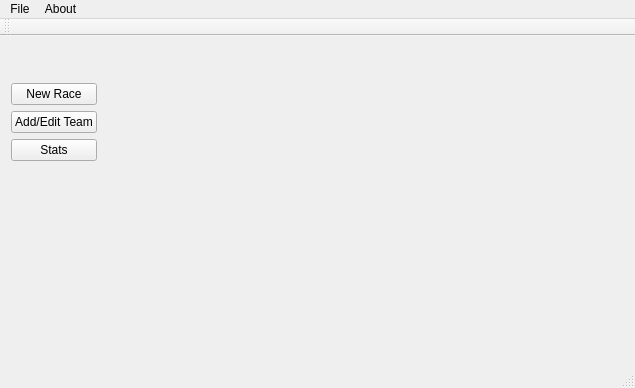
This is Software/WindowAdmin.ui in martro/RoboDriftSensors as Qt 5 draws it before an edit. The edited form follows.
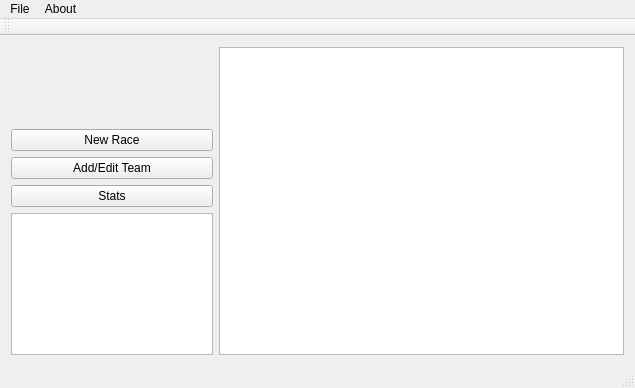
This is the edited form.

The edit to the form file:
```diff
--- a/Software/WindowAdmin.ui
+++ b/Software/WindowAdmin.ui
@@ -16,7 +16,7 @@
   <widget class="QWidget" name="centralWidget">
    <layout class="QHBoxLayout" name="horizontalLayout_2" stretch="1,2">
     <property name="sizeConstraint">
-     <enum>QLayout::SetFixedSize</enum>
+     <enum>QLayout::SetMaximumSize</enum>
     </property>
     <item>
      <layout class="QVBoxLayout" name="verticalLayoutMenu" stretch="1,3">
@@ -59,12 +59,19 @@
           </property>
          </spacer>
         </item>
+        <item>
+         <widget class="QTextBrowser" name="textBrowser"/>
+        </item>
        </layout>
       </item>
      </layout>
     </item>
     <item>
-     <layout class="QGridLayout" name="CurrentWindow"/>
+     <layout class="QGridLayout" name="CurrentWindow">
+      <item row="0" column="0">
+       <widget class="QGraphicsView" name="graphicsView"/>
+      </item>
+     </layout>
     </item>
    </layout>
   </widget>
```
